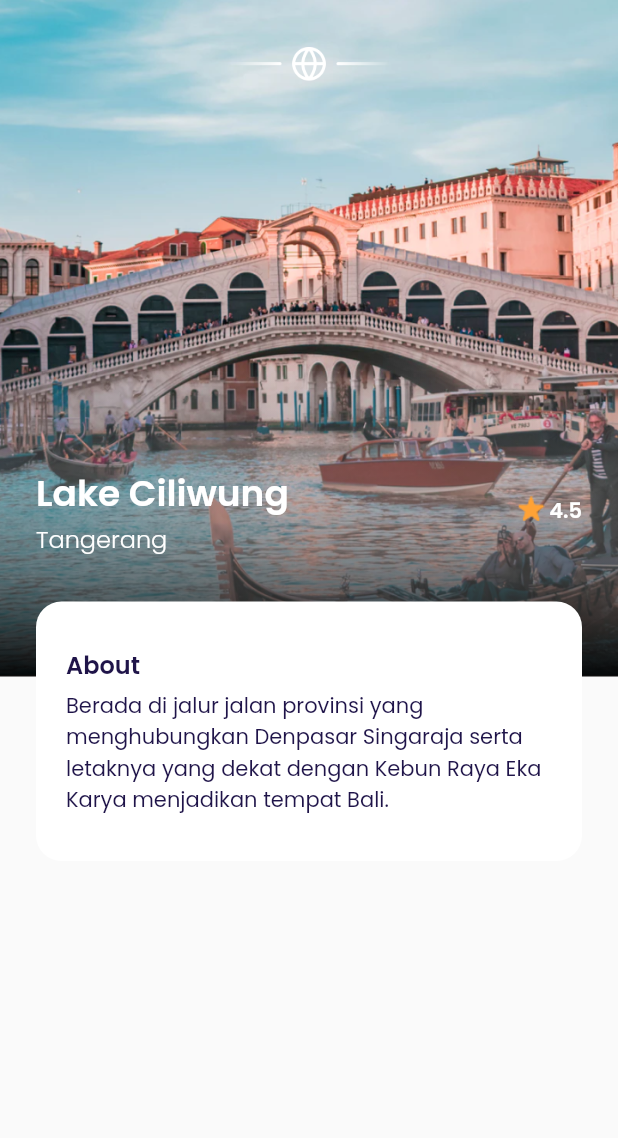
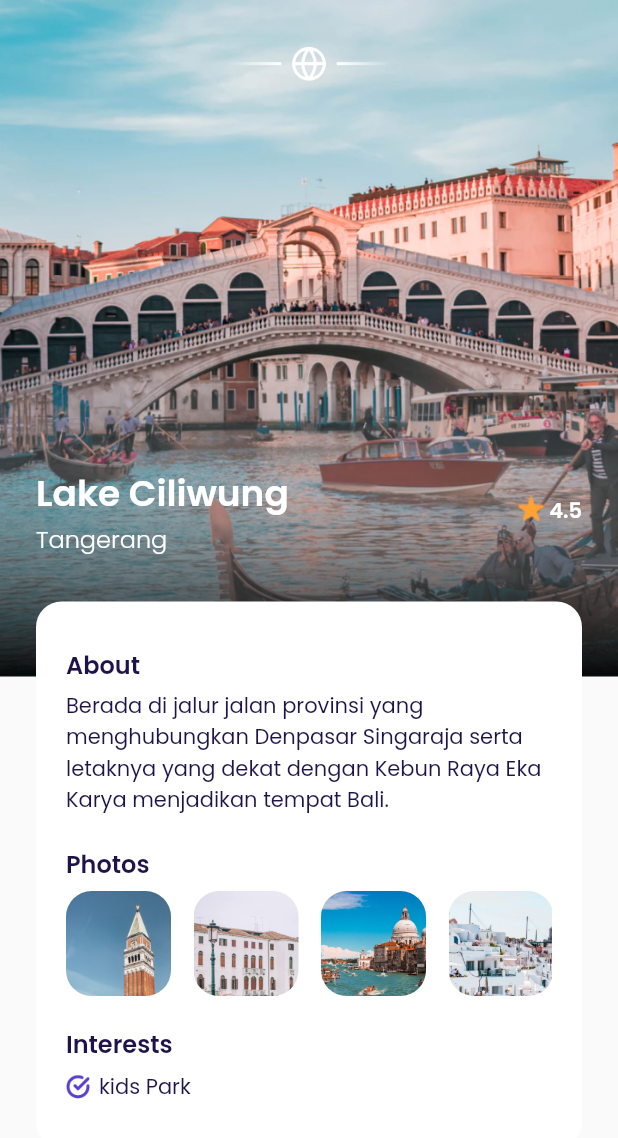
Before and after one commit to al-chakim/FlyPlane, a Flutter app: the DetailPage screen opened directly, on a phone screen of 412 x 824 dp. Shown: the top 1138 px of the screen. Run offline on Flutter 3.47's test engine with Material 2 defaults, Android fonts, the phone set to English and light mode, and no system bars; our stand-ins replace google_fonts.

Commit message:
poto item custom

```diff
--- a/plane/lib/ui/pages/detail_page.dart
+++ b/plane/lib/ui/pages/detail_page.dart
@@ -1,6 +1,7 @@
 import 'package:flutter/material.dart';
 import 'package:plane/ui/widgets/custom_button.dart';
 import 'package:plane/ui/widgets/custom_form.dart';
+import 'package:plane/ui/widgets/poto_item.dart';
 import '../../shared/theme.dart';
 
 class DetailPage extends StatelessWidget {
@@ -51,7 +52,7 @@ class DetailPage extends StatelessWidget {
       child: Column(
         children: [
 
-          // gambar emblem
+          // NOTE: gambar emblem
           Container(
             width: 110,
             height: 25,
@@ -67,7 +68,7 @@ class DetailPage extends StatelessWidget {
             ),
           ),
 
-          //title
+          // NOTE: title
           Container(
             margin: EdgeInsets.only(top: 256),
             child: Row(
@@ -120,7 +121,7 @@ class DetailPage extends StatelessWidget {
             ),
           ),
 
-          // deskripsi
+          // NOTE: deskripsi
           Container(
             margin: EdgeInsets.only(top: 30),
             width: double.infinity,
@@ -138,7 +139,7 @@ class DetailPage extends StatelessWidget {
               crossAxisAlignment: CrossAxisAlignment.start,
               children: [
 
-                // about adn desc
+                // NOTE: about adn desc
                 Text(
                   'About',
                   style: blackTextStyle.copyWith(
@@ -152,6 +153,65 @@ class DetailPage extends StatelessWidget {
                   style: blackTextStyle.copyWith(
                     height: 1.5
                   ),
+                ),
+
+                SizedBox(height: 20,),
+
+                // NOTE: photo
+                Text(
+                  'Photos',
+                  style: blackTextStyle.copyWith(
+                    fontSize: 16,
+                    fontWeight: semibold
+                  ),
+                ),
+                SizedBox(height: 6,),
+                SingleChildScrollView(
+                  scrollDirection: Axis.horizontal,
+                  child: Row(
+                    children: [
+                      PotoItem(imageUrl: 'assets/p1.png',),
+                      PotoItem(imageUrl: 'assets/p3.png',),
+                      PotoItem(imageUrl: 'assets/p2.png',),
+                      PotoItem(imageUrl: 'assets/des2.png',),
+                      PotoItem(imageUrl: 'assets/des3.png',),
+                      PotoItem(imageUrl: 'assets/des4.png',),
+                      PotoItem(imageUrl: 'assets/des5.png',),
+                    ],
+                  ),
+                ),
+
+                SizedBox(height: 20,),
+
+                // NOTE: Interests
+                Text(
+                  'Interests',
+                  style: blackTextStyle.copyWith(
+                    fontSize: 16,
+                    fontWeight: semibold
+                  ),
+                ),
+                SizedBox(height: 6,),
+                Row(
+                  children: [
+                    Container(
+                      width: 16,
+                      height: 16,
+                      margin: EdgeInsets.only(right: 6),
+                      decoration: BoxDecoration(
+                        image: DecorationImage(
+                          fit: BoxFit.cover,
+                          image: AssetImage(
+                            'assets/cek.png'
+                          )
+                        )
+                      ),
+                    ),
+                    Text(
+                      'kids Park',
+                      style: blackTextStyle,
+                    )
+                  ],
                 )
               ],
             ),
--- /dev/null
+++ b/plane/lib/ui/widgets/poto_item.dart
@@ -0,0 +1,33 @@
+import 'package:flutter/material.dart';
+
+import '../../shared/theme.dart';
+
+class PotoItem extends StatelessWidget {
+
+
+  final String imageUrl;
+
+  const PotoItem({ Key? key,
+
+  required this.imageUrl
+
+  }) : super(key: key);
+
+  @override
+  Widget build(BuildContext context) {
+    return Container(
+      margin: EdgeInsets.only(right: 15),
+      height: 70,
+      width: 70,
+      decoration: BoxDecoration(
+        borderRadius: BorderRadius.circular(defaultRadius),
+          image: DecorationImage(
+            fit: BoxFit.cover,
+            image: AssetImage(
+              imageUrl
+            )
+          )
+      ),
+    );
+  }
+}
```
Also changed, not shown: plane/assets/kosong.png (renamed from plane/assets/tidak.png), plane/assets/p1.png (added), plane/assets/p2.png (added), plane/assets/p3.png (added), plane/assets/penuh.png (renamed from plane/assets/pilih.png).
